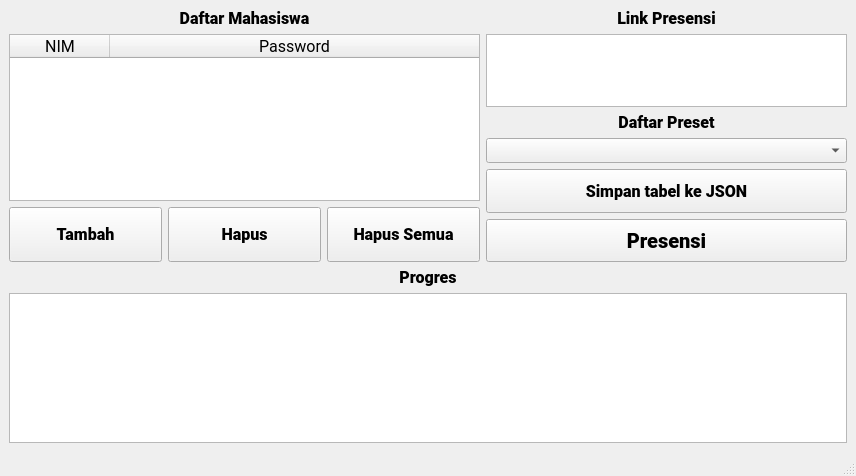
First picture: the form in presensi.ui, repository YapZanan/Login_UTY, before the edit.
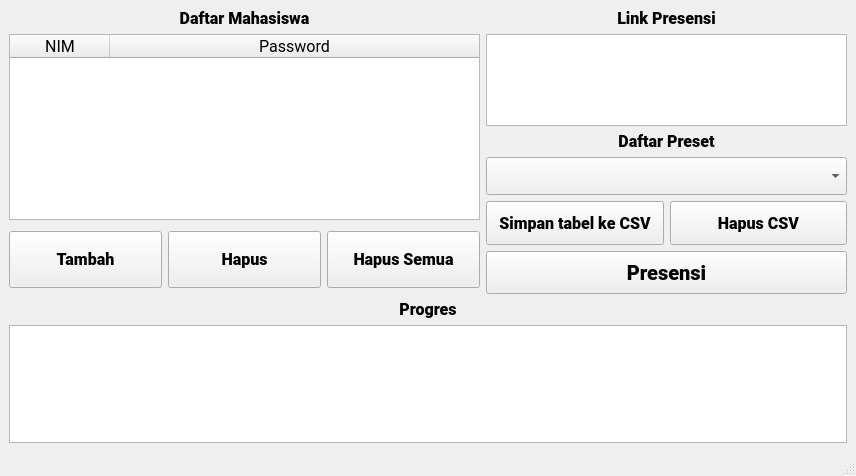
Second picture: the form after the edit.

Diff of the .ui file:
```diff
--- a/presensi.ui
+++ b/presensi.ui
@@ -38,8 +38,8 @@
    <string>MainWindow</string>
   </property>
   <widget class="QWidget" name="centralwidget">
-   <layout class="QGridLayout" name="gridLayout">
-    <item row="0" column="0">
+   <layout class="QGridLayout" name="gridLayout_2">
+    <item row="0" column="0" rowspan="3">
      <layout class="QGridLayout" name="Grid_Mahasiswa">
       <item row="1" column="0">
        <widget class="QTableWidget" name="Tabel_Mahasiswa">
@@ -166,9 +166,7 @@
       </item>
      </layout>
     </item>
-    <item row="0" column="1" rowspan="2">
-     <layout class="QGridLayout" name="Grid_Total">
-      <item row="0" column="0">
+    <item row="0" column="1">
        <layout class="QGridLayout" name="Grid_Presensi" rowstretch="0,0" rowminimumheight="0,0">
         <property name="sizeConstraint">
          <enum>QLayout::SetDefaultConstraint</enum>
@@ -240,7 +238,7 @@
         </item>
        </layout>
       </item>
-      <item row="1" column="0">
+    <item row="1" column="1">
        <layout class="QGridLayout" name="Grid_Preset">
         <item row="1" column="0">
          <widget class="QComboBox" name="comboBox_Preset">
@@ -309,8 +307,10 @@
         </item>
        </layout>
       </item>
-      <item row="2" column="0">
-       <widget class="QPushButton" name="pushButton_Simpan">
+    <item row="2" column="1" rowspan="2">
+     <layout class="QGridLayout" name="Grid_JSON">
+      <item row="0" column="0">
+       <widget class="QPushButton" name="pushButton_Simpan_CSV">
         <property name="sizePolicy">
          <sizepolicy hsizetype="Expanding" vsizetype="Expanding">
           <horstretch>0</horstretch>
@@ -319,7 +319,7 @@
         </property>
         <property name="minimumSize">
          <size>
-          <width>361</width>
+          <width>40</width>
           <height>44</height>
          </size>
         </property>
@@ -336,12 +336,12 @@
          </font>
         </property>
         <property name="text">
-         <string>Simpan tabel ke JSON</string>
+         <string>Simpan tabel ke CSV</string>
         </property>
        </widget>
       </item>
-      <item row="3" column="0">
-       <widget class="QPushButton" name="pushButton_Presensi">
+      <item row="0" column="1">
+       <widget class="QPushButton" name="pushButton_Hapus_CSV">
         <property name="sizePolicy">
          <sizepolicy hsizetype="Expanding" vsizetype="Expanding">
           <horstretch>0</horstretch>
@@ -350,30 +350,30 @@
         </property>
         <property name="minimumSize">
          <size>
-          <width>361</width>
-          <height>43</height>
+          <width>40</width>
+          <height>44</height>
          </size>
         </property>
         <property name="maximumSize">
          <size>
           <width>16777215</width>
-          <height>57</height>
+          <height>44</height>
          </size>
         </property>
         <property name="font">
          <font>
           <family>Roboto Black</family>
-          <pointsize>15</pointsize>
+          <pointsize>12</pointsize>
          </font>
         </property>
         <property name="text">
-         <string>Presensi</string>
+         <string>Hapus CSV</string>
         </property>
        </widget>
       </item>
      </layout>
     </item>
-    <item row="1" column="0">
+    <item row="3" column="0" rowspan="2">
      <layout class="QGridLayout" name="Grid_Tombol">
       <item row="0" column="0">
        <widget class="QPushButton" name="pushButton_Tambah">
@@ -452,7 +452,38 @@
       </item>
      </layout>
     </item>
-    <item row="2" column="0" colspan="2">
+    <item row="4" column="1">
+     <widget class="QPushButton" name="pushButton_Presensi">
+      <property name="sizePolicy">
+       <sizepolicy hsizetype="Expanding" vsizetype="Expanding">
+        <horstretch>0</horstretch>
+        <verstretch>0</verstretch>
+       </sizepolicy>
+      </property>
+      <property name="minimumSize">
+       <size>
+        <width>361</width>
+        <height>43</height>
+       </size>
+      </property>
+      <property name="maximumSize">
+       <size>
+        <width>16777215</width>
+        <height>57</height>
+       </size>
+      </property>
+      <property name="font">
+       <font>
+        <family>Roboto Black</family>
+        <pointsize>15</pointsize>
+       </font>
+      </property>
+      <property name="text">
+       <string>Presensi</string>
+      </property>
+     </widget>
+    </item>
+    <item row="5" column="0" colspan="2">
      <layout class="QGridLayout" name="Grid_Progres">
       <item row="0" column="0">
        <widget class="QLabel" name="Label_Progres">
```
Lines whose indentation alone changed are shown as unchanged.
